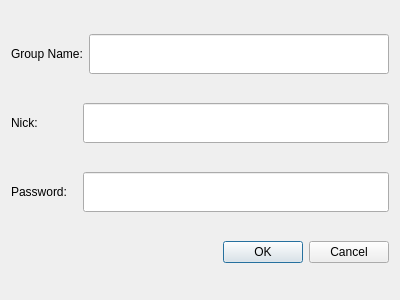
Old version of the form Widgets/FrmGroupChat/DlgJoinGroupChat.ui in the repository KangLin/RabbitIm.
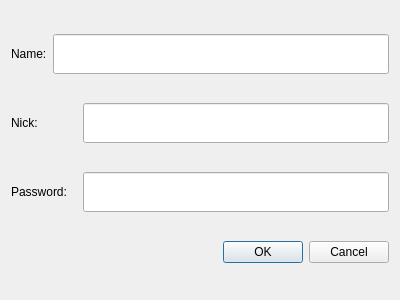
New version of the form.

Diff of the .ui file:
```diff
--- a/Widgets/FrmGroupChat/DlgJoinGroupChat.ui
+++ b/Widgets/FrmGroupChat/DlgJoinGroupChat.ui
@@ -31,7 +31,7 @@
         </size>
        </property>
        <property name="text">
-        <string>Group Name:</string>
+        <string>Name:</string>
        </property>
       </widget>
      </item>
```
